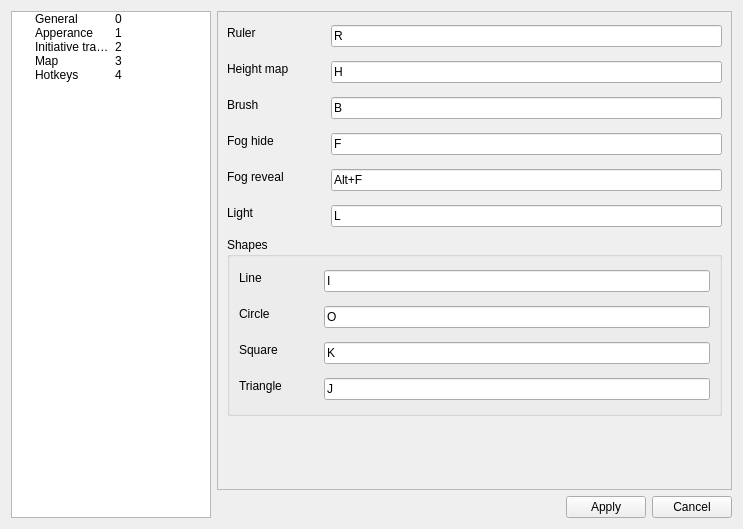
Above: settingsdialog.ui from Technohamster-py/dm-assist before the change. Below: the same form after it.
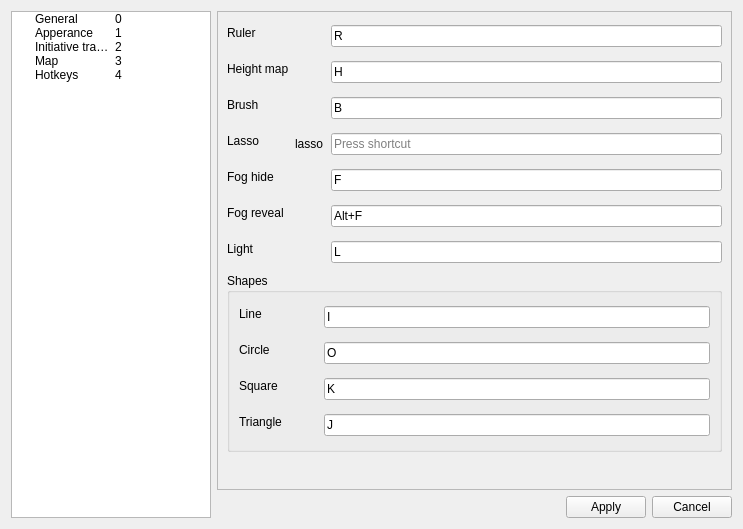
That is the form after the change. The open tabs and pages were chosen to show the change. Icons and pictures are not drawn.

Patch:
```diff
--- a/settingsdialog.ui
+++ b/settingsdialog.ui
@@ -705,8 +705,8 @@
              <rect>
               <x>0</x>
               <y>0</y>
-              <width>172</width>
-              <height>444</height>
+              <width>501</width>
+              <height>482</height>
              </rect>
             </property>
             <layout class="QVBoxLayout" name="verticalLayout_2">
@@ -847,14 +847,14 @@
                  </item>
                 </layout>
                </item>
-               <item row="3" column="0">
+               <item row="4" column="0">
                 <widget class="QLabel" name="fogHideLabel">
                  <property name="text">
                   <string>Fog hide</string>
                  </property>
                 </widget>
                </item>
-               <item row="3" column="1">
+               <item row="4" column="1">
                 <layout class="QHBoxLayout" name="fogHideLayout">
                  <item>
                   <widget class="QLabel" name="fogHideIcon">
@@ -890,14 +890,14 @@
                  </item>
                 </layout>
                </item>
-               <item row="4" column="0">
+               <item row="5" column="0">
                 <widget class="QLabel" name="fogRevealLabel">
                  <property name="text">
                   <string>Fog reveal</string>
                  </property>
                 </widget>
                </item>
-               <item row="4" column="1">
+               <item row="5" column="1">
                 <layout class="QHBoxLayout" name="fogRevealLayout">
                  <item>
                   <widget class="QLabel" name="fogRevealIcon">
@@ -933,14 +933,14 @@
                  </item>
                 </layout>
                </item>
-               <item row="5" column="0">
+               <item row="6" column="0">
                 <widget class="QLabel" name="lightLabel">
                  <property name="text">
                   <string>Light</string>
                  </property>
                 </widget>
                </item>
-               <item row="5" column="1">
+               <item row="6" column="1">
                 <layout class="QHBoxLayout" name="lightLayout">
                  <item>
                   <widget class="QLabel" name="lightIcon">
@@ -976,6 +976,39 @@
                  </item>
                 </layout>
                </item>
+               <item row="3" column="0">
+                <widget class="QLabel" name="lassoLabel">
+                 <property name="text">
+                  <string>Lasso</string>
+                 </property>
+                </widget>
+               </item>
+               <item row="3" column="1">
+                <layout class="QHBoxLayout" name="lassoLayout">
+                 <item>
+                  <widget class="QLabel" name="lassoIcon">
+                   <property name="minimumSize">
+                    <size>
+                     <width>30</width>
+                     <height>30</height>
+                    </size>
+                   </property>
+                   <property name="maximumSize">
+                    <size>
+                     <width>30</width>
+                     <height>30</height>
+                    </size>
+                   </property>
+                   <property name="text">
+                    <string>lasso</string>
+                   </property>
+                  </widget>
+                 </item>
+                 <item>
+                  <widget class="QKeySequenceEdit" name="lassoEdit"/>
+                 </item>
+                </layout>
+               </item>
               </layout>
              </item>
              <item>
```
Left out of the diff: 2 changed lines with no effect on the pictures.
